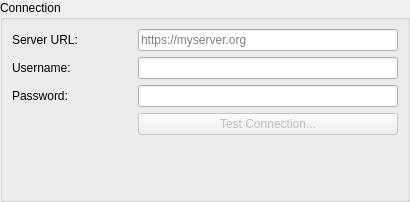
KDE/kdepim-runtime, file resources/openxchange/configwidget.ui: the form before one commit.
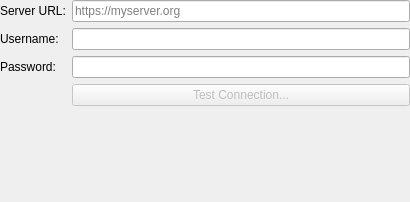
The form after the commit.

Commit message:
Remove frame from openxchange config dialog
Additionally also do:
* Add buddy for better accessibility
* Simplify layout of QFormLayout

Diff of the .ui file:
```diff
--- a/resources/openxchange/configwidget.ui
+++ b/resources/openxchange/configwidget.ui
@@ -10,7 +10,7 @@
     <height>202</height>
    </rect>
   </property>
-  <layout class="QVBoxLayout" name="verticalLayout">
+  <layout class="QFormLayout" name="verticalLayout">
    <property name="leftMargin">
     <number>0</number>
    </property>
@@ -23,29 +23,8 @@
    <property name="bottomMargin">
     <number>0</number>
    </property>
-   <item>
-    <widget class="QGroupBox" name="groupBox">
-     <property name="title">
-      <string>Connection</string>
-     </property>
-     <property name="checkable">
-      <bool>false</bool>
-     </property>
-     <layout class="QFormLayout" name="formLayout">
       <item row="0" column="0">
        <widget class="QLabel" name="label_BaseUrl">
-        <property name="sizePolicy">
-         <sizepolicy hsizetype="Fixed" vsizetype="Preferred">
-          <horstretch>0</horstretch>
-          <verstretch>0</verstretch>
-         </sizepolicy>
-        </property>
-        <property name="minimumSize">
-         <size>
-          <width>120</width>
-          <height>0</height>
-         </size>
-        </property>
         <property name="text">
          <string>Server URL:</string>
         </property>
@@ -66,18 +45,6 @@
       </item>
       <item row="1" column="0">
        <widget class="QLabel" name="label_Username">
-        <property name="sizePolicy">
-         <sizepolicy hsizetype="Fixed" vsizetype="Preferred">
-          <horstretch>0</horstretch>
-          <verstretch>0</verstretch>
-         </sizepolicy>
-        </property>
-        <property name="minimumSize">
-         <size>
-          <width>120</width>
-          <height>0</height>
-         </size>
-        </property>
         <property name="text">
          <string>Username:</string>
         </property>
@@ -95,18 +62,6 @@
       </item>
       <item row="2" column="0">
        <widget class="QLabel" name="label_Password">
-        <property name="sizePolicy">
-         <sizepolicy hsizetype="Fixed" vsizetype="Preferred">
-          <horstretch>0</horstretch>
-          <verstretch>0</verstretch>
-         </sizepolicy>
-        </property>
-        <property name="minimumSize">
-         <size>
-          <width>120</width>
-          <height>0</height>
-         </size>
-        </property>
         <property name="text">
          <string>Password:</string>
         </property>
@@ -133,9 +88,6 @@
         <property name="text">
          <string>Test Connection...</string>
         </property>
-       </widget>
-      </item>
-     </layout>
     </widget>
    </item>
   </layout>
```
Left out of the diff: 9 changed lines with no effect on the pictures. Lines whose indentation alone changed are shown as unchanged.
